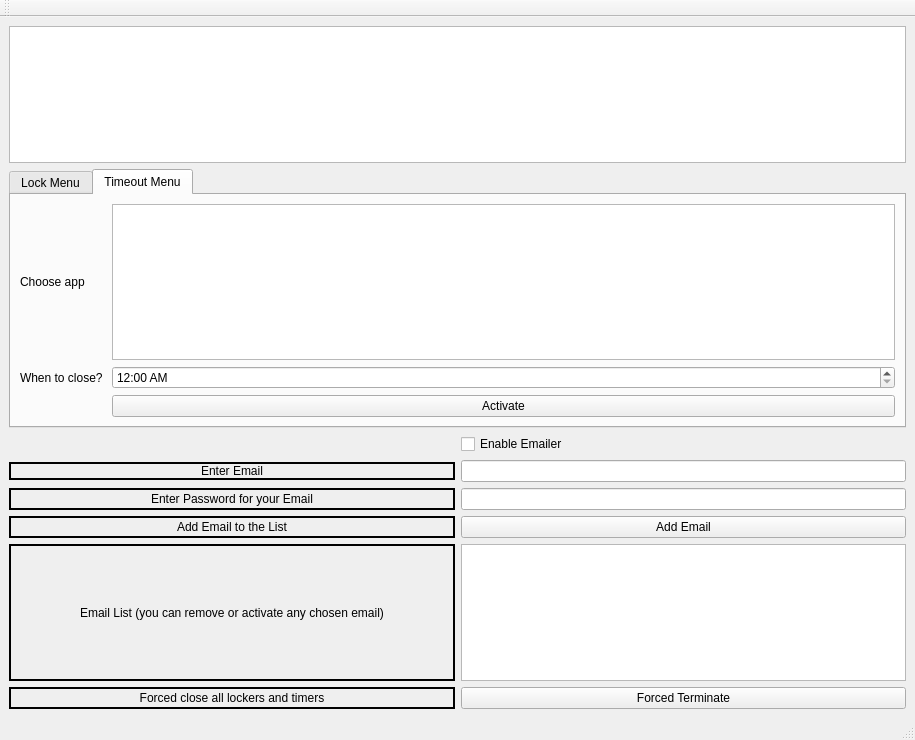
PatrickDuong3001/FocusHelper, file resources/FocusUI.ui: the form before one commit.
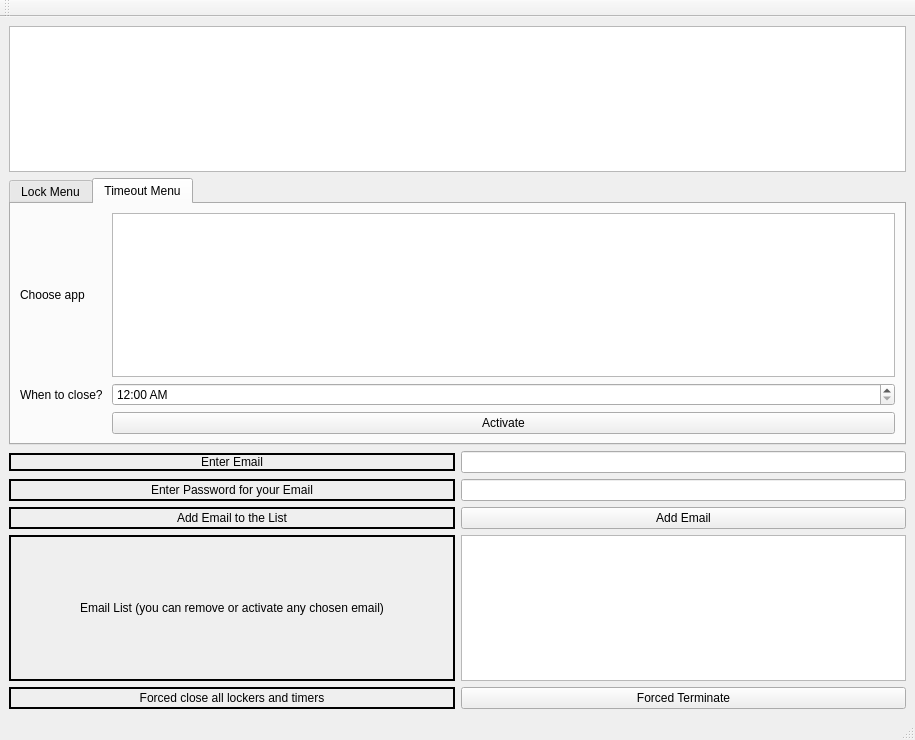
The form after the commit.

Commit message: get rid of emailer enable checkbox. Add deactivate option to the context menu to replace this emailer enable checkbox

```diff
--- a/resources/FocusUI.ui
+++ b/resources/FocusUI.ui
@@ -325,23 +325,23 @@
     </item>
     <item>
      <layout class="QGridLayout" name="gridLayout_3">
-      <item row="4" column="1">
-       <widget class="QCheckBox" name="emailEnable">
-        <property name="sizePolicy">
-         <sizepolicy hsizetype="Expanding" vsizetype="Fixed">
-          <horstretch>0</horstretch>
-          <verstretch>0</verstretch>
-         </sizepolicy>
-        </property>
-        <property name="text">
-         <string>Enable Emailer</string>
-        </property>
-       </widget>
+      <item row="8" column="1">
+       <widget class="QListWidget" name="emailList"/>
       </item>
-      <item row="6" column="1">
+      <item row="5" column="1">
        <widget class="QLineEdit" name="passInsert"/>
       </item>
-      <item row="6" column="0">
+      <item row="7" column="1">
+       <widget class="QPushButton" name="emailAdd">
+        <property name="cursor">
+         <cursorShape>PointingHandCursor</cursorShape>
+        </property>
+        <property name="text">
+         <string>Add Email</string>
+        </property>
+       </widget>
+      </item>
+      <item row="5" column="0">
        <widget class="QLabel" name="passLabel">
         <property name="frameShape">
          <enum>QFrame::WinPanel</enum>
@@ -354,7 +354,10 @@
         </property>
        </widget>
       </item>
-      <item row="5" column="0">
+      <item row="4" column="1">
+       <widget class="QLineEdit" name="emailInsert"/>
+      </item>
+      <item row="4" column="0">
        <widget class="QLabel" name="emailLabel">
         <property name="sizePolicy">
          <sizepolicy hsizetype="Expanding" vsizetype="Fixed">
@@ -376,7 +379,7 @@
         </property>
        </widget>
       </item>
-      <item row="8" column="0">
+      <item row="7" column="0">
        <widget class="QLabel" name="addLabel">
         <property name="frameShape">
          <enum>QFrame::WinPanel</enum>
@@ -389,46 +392,7 @@
         </property>
        </widget>
       </item>
-      <item row="8" column="1">
-       <widget class="QPushButton" name="emailAdd">
-        <property name="cursor">
-         <cursorShape>PointingHandCursor</cursorShape>
-        </property>
-        <property name="text">
-         <string>Add Email</string>
-        </property>
-       </widget>
-      </item>
-      <item row="5" column="1">
-       <widget class="QLineEdit" name="emailInsert"/>
-      </item>
-      <item row="11" column="0">
-       <widget class="QLabel" name="shutDownLabel">
-        <property name="frameShape">
-         <enum>QFrame::WinPanel</enum>
-        </property>
-        <property name="text">
-         <string>Forced close all lockers and timers</string>
-        </property>
-        <property name="alignment">
-         <set>Qt::AlignCenter</set>
-        </property>
-       </widget>
-      </item>
-      <item row="9" column="0">
-       <widget class="QLabel" name="emailListLabel">
-        <property name="frameShape">
-         <enum>QFrame::WinPanel</enum>
-        </property>
-        <property name="text">
-         <string>Email List (you can remove or activate any chosen email)</string>
-        </property>
-        <property name="alignment">
-         <set>Qt::AlignCenter</set>
-        </property>
-       </widget>
-      </item>
-      <item row="11" column="1">
+      <item row="10" column="1">
        <widget class="QPushButton" name="shutDown">
         <property name="cursor">
          <cursorShape>PointingHandCursor</cursorShape>
@@ -438,8 +402,31 @@
         </property>
        </widget>
       </item>
-      <item row="9" column="1">
-       <widget class="QListWidget" name="emailList"/>
+      <item row="8" column="0">
+       <widget class="QLabel" name="emailListLabel">
+        <property name="frameShape">
+         <enum>QFrame::WinPanel</enum>
+        </property>
+        <property name="text">
+         <string>Email List (you can remove or activate any chosen email)</string>
+        </property>
+        <property name="alignment">
+         <set>Qt::AlignCenter</set>
+        </property>
+       </widget>
+      </item>
+      <item row="10" column="0">
+       <widget class="QLabel" name="shutDownLabel">
+        <property name="frameShape">
+         <enum>QFrame::WinPanel</enum>
+        </property>
+        <property name="text">
+         <string>Forced close all lockers and timers</string>
+        </property>
+        <property name="alignment">
+         <set>Qt::AlignCenter</set>
+        </property>
+       </widget>
       </item>
      </layout>
     </item>
```
The commit also changes 4 other files.
